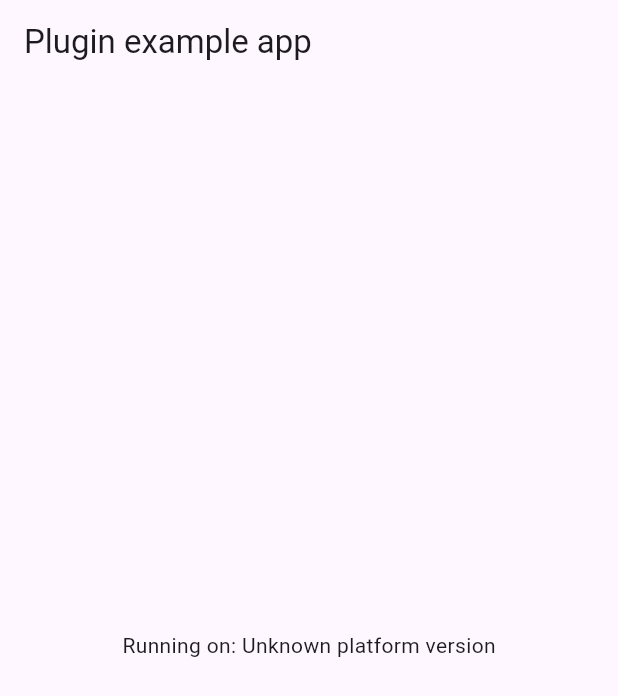
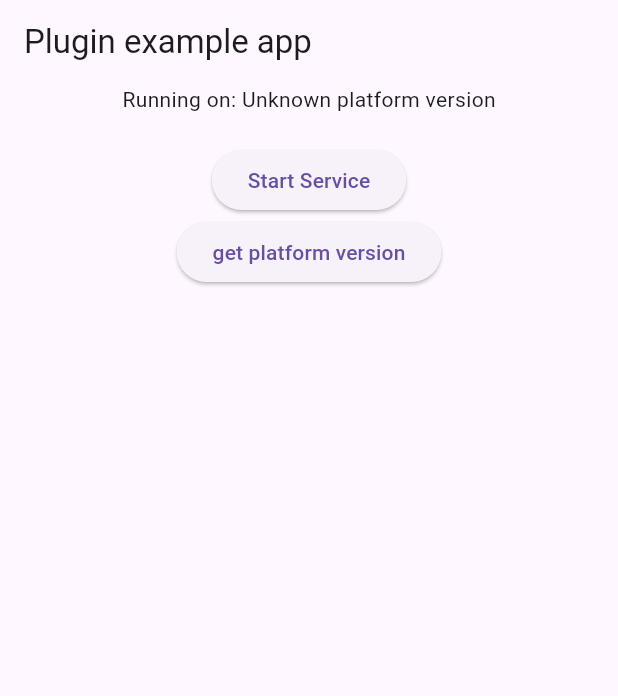
Before and after one commit to storm265/test-native-plugin, a Flutter app: the screen it shows after launch, on a phone screen of 412 x 824 dp. Shown: the top 696 px of the screen. Run offline on Flutter 3.47's test engine with Material 3 defaults, Android fonts, the phone set to English and light mode, and no system bars; our stand-ins replace plugin_platform_interface; missing offline and left inert: flutter_background_service.

Commit message:
background

```diff
--- a/example/lib/main.dart
+++ b/example/lib/main.dart
@@ -1,7 +1,11 @@
+import 'dart:developer';
+import 'dart:ui';
+
 import 'package:flutter/material.dart';
 import 'dart:async';
 
 import 'package:flutter/services.dart';
+import 'package:flutter_background_service/flutter_background_service.dart';
 import 'package:hello/hello.dart';
 
 void main() {
@@ -54,10 +58,88 @@ class _MyAppState extends State<MyApp> {
         appBar: AppBar(
           title: const Text('Plugin example app'),
         ),
-        body: Center(
-          child: Text('Running on: $_platformVersion\n'),
+        body: Column(
+          children: [
+            Center(
+              child: Text('Running on: $_platformVersion\n'),
+            ),
+            ElevatedButton(
+              child: Text('Start Service'),
+              onPressed: () async {
+                final service = FlutterBackgroundService();
+                await service.startService().then(
+                      (value) => log('running service'),
+                    );
+              },
+            ),
+            ElevatedButton(
+              child: Text('get platform version'),
+              onPressed: () async {
+                final service = FlutterBackgroundService();
+                service.invoke('init');
+              },
+            ),
+          ],
         ),
       ),
     );
   }
 }
+
+Future<void> initializeService() async {
+  final service = FlutterBackgroundService();
+  await service.configure(
+    androidConfiguration: AndroidConfiguration(
+      // this will be executed when app is in foreground or background in separated isolate
+      onStart: onStart,
+
+      // auto start service
+      autoStart: false,
+      isForegroundMode: true,
+    ),
+    iosConfiguration: IosConfiguration(
+      // auto start service
+      autoStart: false,
+
+      // this will be executed when app is in foreground in separated isolate
+      onForeground: onStart,
+
+      // you have to enable background fetch capability on xcode project
+      onBackground: null,
+    ),
+  );
+}
+
+// to ensure this is executed
+// run app from xcode, then from xcode menu, select Simulate Background Fetch
+
+@pragma('vm:entry-point')
+Future<bool> onIosBackground(ServiceInstance service) async {
+  WidgetsFlutterBinding.ensureInitialized();
+  DartPluginRegistrant.ensureInitialized();
+
+  return true;
+}
+
+@pragma('vm:entry-point')
+void onStart(ServiceInstance service) async {
+  if (service is AndroidServiceInstance) {
+    service.on('setAsForeground').listen((event) async {
+      await service.setAsForegroundService();
+    });
+
+    service.on('setAsBackground').listen((event) async {
+      await service.setAsBackgroundService();
+    });
+  }
+
+  service.on('stopService').listen((event) async {
+    await service.stopSelf();
+  });
+  service.on('init').listen((event) async {
+    final hello = Hello();
+    log('get perm ${await hello.getPlatformVersion()}');
+  });
+  service.on('start').listen((event) async {});
+  service.on('stop').listen((event) async {});
+}
--- a/example/pubspec.yaml
+++ b/example/pubspec.yaml
@@ -28,6 +28,9 @@ dependencies:
   # The following adds the Cupertino Icons font to your application.
   # Use with the CupertinoIcons class for iOS style icons.
   cupertino_icons: ^1.0.8
+  flutter_background_service:
+  camera:
+  path_provider:
 
 dev_dependencies:
   integration_test:
```
Also changed, not shown: example/pubspec.lock, 3 other files.
